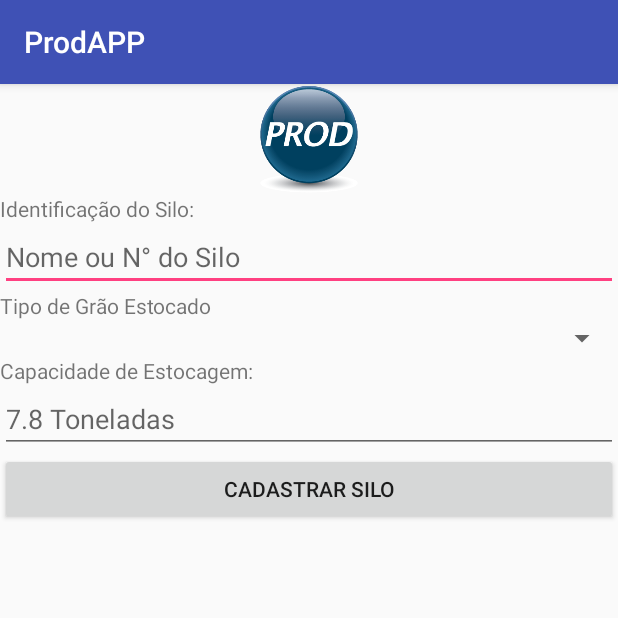
After one commit to GeisonPiegas/ProdAPP, an Android app: the TelaCadastroSilos screen opened directly, with no data from a screen before it, on a phone screen of 412 x 824 dp, the top half of it. The commit adds this screen. Run offline under Robolectric (Android 15) with nearby library versions, the phone set to English and light mode, and no system bars; 1 statement that could not run was skipped.

Commit message:
Criando nova activity para cadastrar os Silos Configurando as Classes
PS: Ainda n está finalizado

```diff
--- /dev/null
+++ b/app/src/main/java/com/example/alunos/prodapp/TelaCadastroSilos.java
@@ -0,0 +1,79 @@
+package com.example.alunos.prodapp;
+
+import android.content.Intent;
+import android.support.v7.app.AppCompatActivity;
+import android.os.Bundle;
+import android.view.View;
+import android.widget.Button;
+import android.widget.EditText;
+import android.widget.ImageView;
+import android.widget.LinearLayout;
+import android.widget.RelativeLayout;
+import android.widget.ScrollView;
+import android.widget.Spinner;
+import android.widget.TextView;
+
+import BD.SilosBD;
+import BD.UsuariosBD;
+import Interacao.Silos;
+import Interacao.Usuarios;
+import Mensagem.MensagemGeral;
+
+/**
+ * Criado por MARCOS MARTINS
+ */
+
+public class TelaCadastroSilos extends AppCompatActivity implements View.OnClickListener {
+
+    private RelativeLayout RelativeLayoutTelaDeCadastroSilos ;
+    private ScrollView ScrollViewTelaDeCadastroSilos ;
+    private LinearLayout LinearLayoutVerticalTelaDeCadastroSilos ;
+    private ImageView IconeImageViewTelaDeCadastroSilo ;
+    private TextView IdentificacaoTextViewTelaDeCadastroSilo ;
+    private EditText IdentificacaoEditTextTelaDeCadastroSilo ;
+    private TextView CapacidadeTextViewTelaDeCadastroSilo ;
+    private EditText CapacidadeEditTextTelaDeCadastroSilo;
+    private TextView EstocagemTextViewTelaDeCadastroSilo;
+    private Spinner  EstocagemSpinnerTelaDeCadastroSilo;
+    private Button   CadastrarButtonTelaDeCadastroSilo ;
+
+    // Criando os atributos do SILO
+    private Silos silos ;
+    private SilosBD silosBD ;
+    private int id_silo ;
+    //-------------------------------
+
+
+    @Override
+    protected void onCreate(Bundle savedInstanceState) {
+        super.onCreate(savedInstanceState);
+        setContentView(R.layout.activity_tela_cadastro_silos);
+
+          /**
+         * Aqui falta por o THIS depois que estiver pronto a classes SILOS BD
+         */
+        silosBD = new SilosBD(); //Atribuindo a activity atual ao silosBD
+        //-------------
+        RelativeLayoutTelaDeCadastroSilos = (RelativeLayout) findViewById(R.id.RelativeLayoutTelaDeCadastroSilos) ;
+        ScrollViewTelaDeCadastroSilos = (ScrollView) findViewById(R.id.ScrollViewTelaDeCadastroSilos) ;
+        LinearLayoutVerticalTelaDeCadastroSilos = (LinearLayout) findViewById(R.id.LinearLayoutVerticalTelaDeCadastro) ;
+        IconeImageViewTelaDeCadastroSilo = (ImageView) findViewById(R.id.IconeImageViewTelaDeCadastroSilo) ;
+        IdentificacaoTextViewTelaDeCadastroSilo = (TextView) findViewById(R.id.IdentificacaoTextViewTelaDeCadastroSilo) ;
+        IdentificacaoEditTextTelaDeCadastroSilo = (EditText) findViewById(R.id.IdentificacaoEditTextTelaDeCadastroSilo) ;
+        CapacidadeTextViewTelaDeCadastroSilo = (TextView) findViewById(R.id.CapacidadeTextViewTelaDeCadastroSilo) ;
+        CapacidadeEditTextTelaDeCadastroSilo = (EditText) findViewById(R.id.CapacidadeEditTextTelaDeCadastroSilo) ;
+        EstocagemTextViewTelaDeCadastroSilo = (TextView) findViewById(R.id.EstocagemTextViewTelaDeCadastroSilo) ;
+        EstocagemSpinnerTelaDeCadastroSilo = (Spinner) findViewById(R.id.EstocagemSpinnerTelaDeCadastroSilo) ;
+        CadastrarButtonTelaDeCadastroSilo  = (Button) findViewById(R.id.CadastrarButtonTelaDeCadastroSilo) ;
+
+        // On Clicks
+        CadastrarButtonTelaDeCadastroSilo.setOnClickListener(this);
+
+    }
+
+
+    @Override
+    public void onClick(View v) {
+
+    }
+}
--- /dev/null
+++ b/app/src/main/res/layout/activity_tela_cadastro_silos.xml
@@ -0,0 +1,79 @@
+<?xml version="1.0" encoding="utf-8"?>
+
+<RelativeLayout xmlns:android="http://schemas.android.com/apk/res/android"
+    xmlns:app="http://schemas.android.com/apk/res-auto"
+    xmlns:tools="http://schemas.android.com/tools"
+    android:id="@+id/RelativeLayoutTelaDeCadastroSilos"
+    android:layout_width="match_parent"
+    android:layout_height="match_parent"
+    tools:context="com.example.alunos.prodapp.TelaCadastroSilos">
+
+    <ScrollView
+        android:id="@+id/ScrollViewTelaDeCadastroSilos"
+        android:layout_width="match_parent"
+        android:layout_height="match_parent"
+        android:layout_alignParentBottom="true"
+        android:layout_alignParentStart="true">
+
+        <LinearLayout
+            android:id="@+id/LinearLayoutVerticalTelaDeCadastroSilos"
+            android:layout_width="match_parent"
+            android:layout_height="wrap_content"
+            android:orientation="vertical">
+
+
+            <ImageView
+                android:id="@+id/IconeImageViewTelaDeCadastroSilo"
+                android:layout_width="match_parent"
+                android:layout_height="73dp"
+                app:srcCompat="@mipmap/prod" />
+
+            <TextView
+                android:id="@+id/IdentificacaoTextViewTelaDeCadastroSilo"
+                android:layout_width="match_parent"
+                android:layout_height="wrap_content"
+                android:text="@string/IdentificacaoTextViewTelaDeCadastroSilo" />
+
+            <EditText
+                android:id="@+id/IdentificacaoEditTextTelaDeCadastroSilo"
+                android:layout_width="match_parent"
+                android:layout_height="wrap_content"
+                android:ems="10"
+                android:hint="Nome ou N° do Silo"
+                android:inputType="textPersonName" />
+
+            <TextView
+                android:id="@+id/EstocagemTextViewTelaDeCadastroSilo"
+                android:layout_width="match_parent"
+                android:layout_height="wrap_content"
+                android:text="@string/EstocagemTextViewTelaDeCadastroSilo" />
+
+            <Spinner
+                android:id="@+id/EstocagemSpinnerTelaDeCadastroSilo"
+                android:layout_width="match_parent"
+                android:layout_height="wrap_content" />
+
+            <TextView
+                android:id="@+id/CapacidadeTextViewTelaDeCadastroSilo"
+                android:layout_width="match_parent"
+                android:layout_height="wrap_content"
+                android:text="@string/CapacidadeTextViewTelaDeCadastroSilo" />
+
+            <EditText
+                android:id="@+id/CapacidadeEditTextTelaDeCadastroSilo"
+                android:layout_width="match_parent"
+                android:layout_height="wrap_content"
+                android:ems="10"
+                android:hint="7.8 Toneladas"
+                android:inputType="textPersonName"
+                android:text="@string/CapacidadeEditTextTelaDeCadastroSilo" />
+
+            <Button
+                android:id="@+id/CadastrarButtonTelaDeCadastroSilo"
+                android:layout_width="match_parent"
+                android:layout_height="wrap_content"
+                android:text="@string/CadastrarButtonTelaDeCadastroSilo" />
+
+        </LinearLayout>
+    </ScrollView>
+</RelativeLayout>
--- a/app/src/main/res/values/strings.xml
+++ b/app/src/main/res/values/strings.xml
@@ -67,5 +67,11 @@
     <string name="navigation_drawer_close">Close navigation drawer</string>
 
     <string name="action_settings">Settings</string>
+    <string name="IdentificacaoTextViewTelaDeCadastroSilo">Identificação do Silo:</string>
+    <string name="IdentificacaoEditTextTelaDeCadastroSilo" />
+    <string name="EstocagemTextViewTelaDeCadastroSilo">Tipo de Grão Estocado</string>
+    <string name="CapacidadeTextViewTelaDeCadastroSilo">Capacidade de Estocagem:</string>
+    <string name="CapacidadeEditTextTelaDeCadastroSilo" />
+    <string name="CadastrarButtonTelaDeCadastroSilo">Cadastrar Silo</string>
 
 </resources>
```
Also changed, not shown: app/src/main/AndroidManifest.xml (+3 -4 lines), app/src/main/java/BD/SilosBD.java (+173 -1 lines), app/src/main/java/Interacao/Silos.java (+45 -22 lines).
